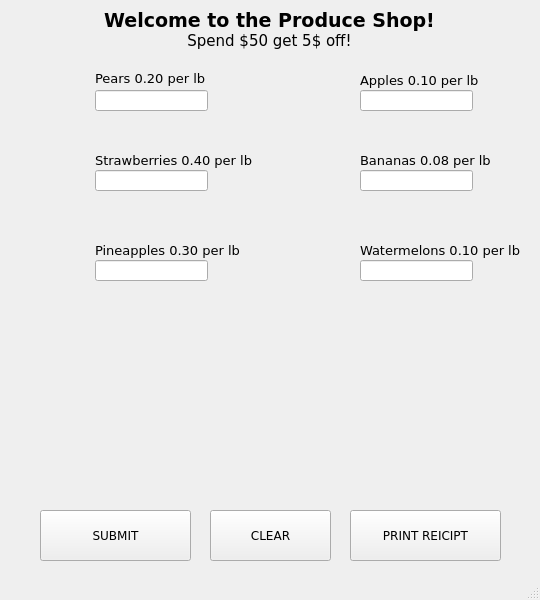
This is gui.ui in awilson61/Final_Project2 as Qt 5 draws it before an edit. The edited form follows.
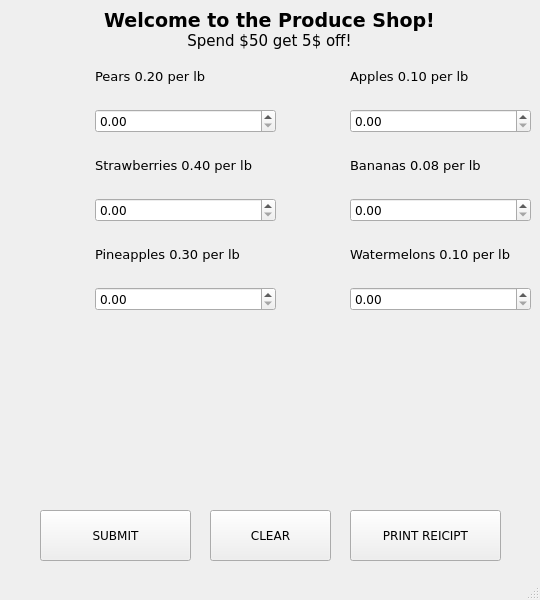
This is the edited form. Icons and pictures are not drawn.

Commit message: Replaced the input boxes in the GUI

Patch:
```diff
--- a/gui.ui
+++ b/gui.ui
@@ -298,84 +298,6 @@
      <string/>
     </property>
    </widget>
-   <widget class="QLineEdit" name="pear_input">
-    <property name="geometry">
-     <rect>
-      <x>95</x>
-      <y>90</y>
-      <width>113</width>
-      <height>21</height>
-     </rect>
-    </property>
-    <property name="alignment">
-     <set>Qt::AlignRight|Qt::AlignTrailing|Qt::AlignVCenter</set>
-    </property>
-   </widget>
-   <widget class="QLineEdit" name="strawberry_input">
-    <property name="geometry">
-     <rect>
-      <x>95</x>
-      <y>170</y>
-      <width>113</width>
-      <height>21</height>
-     </rect>
-    </property>
-    <property name="alignment">
-     <set>Qt::AlignRight|Qt::AlignTrailing|Qt::AlignVCenter</set>
-    </property>
-   </widget>
-   <widget class="QLineEdit" name="pineapple_input">
-    <property name="geometry">
-     <rect>
-      <x>95</x>
-      <y>260</y>
-      <width>113</width>
-      <height>21</height>
-     </rect>
-    </property>
-    <property name="alignment">
-     <set>Qt::AlignRight|Qt::AlignTrailing|Qt::AlignVCenter</set>
-    </property>
-   </widget>
-   <widget class="QLineEdit" name="watermelon_input">
-    <property name="geometry">
-     <rect>
-      <x>360</x>
-      <y>260</y>
-      <width>113</width>
-      <height>21</height>
-     </rect>
-    </property>
-    <property name="alignment">
-     <set>Qt::AlignRight|Qt::AlignTrailing|Qt::AlignVCenter</set>
-    </property>
-   </widget>
-   <widget class="QLineEdit" name="banana_input">
-    <property name="geometry">
-     <rect>
-      <x>360</x>
-      <y>170</y>
-      <width>113</width>
-      <height>21</height>
-     </rect>
-    </property>
-    <property name="alignment">
-     <set>Qt::AlignRight|Qt::AlignTrailing|Qt::AlignVCenter</set>
-    </property>
-   </widget>
-   <widget class="QLineEdit" name="apple_input">
-    <property name="geometry">
-     <rect>
-      <x>360</x>
-      <y>90</y>
-      <width>113</width>
-      <height>21</height>
-     </rect>
-    </property>
-    <property name="alignment">
-     <set>Qt::AlignRight|Qt::AlignTrailing|Qt::AlignVCenter</set>
-    </property>
-   </widget>
    <widget class="QLabel" name="exception_label">
     <property name="geometry">
      <rect>
@@ -389,114 +311,6 @@
      <string/>
     </property>
    </widget>
-   <widget class="QLabel" name="label_3">
-    <property name="geometry">
-     <rect>
-      <x>95</x>
-      <y>70</y>
-      <width>151</width>
-      <height>16</height>
-     </rect>
-    </property>
-    <property name="font">
-     <font>
-      <pointsize>10</pointsize>
-     </font>
-    </property>
-    <property name="text">
-     <string>Pears 0.20 per lb</string>
-    </property>
-   </widget>
-   <widget class="QLabel" name="label_4">
-    <property name="geometry">
-     <rect>
-      <x>95</x>
-      <y>150</y>
-      <width>171</width>
-      <height>20</height>
-     </rect>
-    </property>
-    <property name="font">
-     <font>
-      <pointsize>10</pointsize>
-     </font>
-    </property>
-    <property name="text">
-     <string>Strawberries 0.40 per lb</string>
-    </property>
-   </widget>
-   <widget class="QLabel" name="label_5">
-    <property name="geometry">
-     <rect>
-      <x>95</x>
-      <y>240</y>
-      <width>161</width>
-      <height>20</height>
-     </rect>
-    </property>
-    <property name="font">
-     <font>
-      <pointsize>10</pointsize>
-     </font>
-    </property>
-    <property name="text">
-     <string>Pineapples 0.30 per lb</string>
-    </property>
-   </widget>
-   <widget class="QLabel" name="label_9">
-    <property name="geometry">
-     <rect>
-      <x>360</x>
-      <y>240</y>
-      <width>191</width>
-      <height>20</height>
-     </rect>
-    </property>
-    <property name="font">
-     <font>
-      <pointsize>10</pointsize>
-     </font>
-    </property>
-    <property name="text">
-     <string>Watermelons 0.10 per lb</string>
-    </property>
-   </widget>
-   <widget class="QLabel" name="label_7">
-    <property name="geometry">
-     <rect>
-      <x>360</x>
-      <y>150</y>
-      <width>181</width>
-      <height>20</height>
-     </rect>
-    </property>
-    <property name="font">
-     <font>
-      <pointsize>10</pointsize>
-     </font>
-    </property>
-    <property name="text">
-     <string>Bananas 0.08 per lb</string>
-    </property>
-   </widget>
-   <widget class="QLabel" name="label_8">
-    <property name="geometry">
-     <rect>
-      <x>360</x>
-      <y>70</y>
-      <width>181</width>
-      <height>20</height>
-     </rect>
-    </property>
-    <property name="font">
-     <font>
-      <pointsize>10</pointsize>
-     </font>
-    </property>
-    <property name="text">
-     <string>Apples 0.10 per lb</string>
-    </property>
-   </widget>
    <widget class="QPushButton" name="receipt_button">
     <property name="geometry">
      <rect>
@@ -526,6 +340,144 @@
      <set>Qt::AlignCenter</set>
     </property>
    </widget>
+   <widget class="QWidget" name="">
+    <property name="geometry">
+     <rect>
+      <x>95</x>
+      <y>50</y>
+      <width>181</width>
+      <height>261</height>
+     </rect>
+    </property>
+    <layout class="QVBoxLayout" name="verticalLayout">
+     <item>
+      <widget class="QLabel" name="label_3">
+       <property name="font">
+        <font>
+         <pointsize>10</pointsize>
+        </font>
+       </property>
+       <property name="text">
+        <string>Pears 0.20 per lb</string>
+       </property>
+      </widget>
+     </item>
+     <item>
+      <widget class="QDoubleSpinBox" name="pear_input">
+       <property name="singleStep">
+        <double>0.500000000000000</double>
+       </property>
+      </widget>
+     </item>
+     <item>
+      <widget class="QLabel" name="label_4">
+       <property name="font">
+        <font>
+         <pointsize>10</pointsize>
+        </font>
+       </property>
+       <property name="text">
+        <string>Strawberries 0.40 per lb</string>
+       </property>
+      </widget>
+     </item>
+     <item>
+      <widget class="QDoubleSpinBox" name="strawberry_input">
+       <property name="singleStep">
+        <double>0.500000000000000</double>
+       </property>
+      </widget>
+     </item>
+     <item>
+      <widget class="QLabel" name="label_5">
+       <property name="font">
+        <font>
+         <pointsize>10</pointsize>
+        </font>
+       </property>
+       <property name="text">
+        <string>Pineapples 0.30 per lb</string>
+       </property>
+      </widget>
+     </item>
+     <item>
+      <widget class="QDoubleSpinBox" name="pineapple_input">
+       <property name="singleStep">
+        <double>0.500000000000000</double>
+       </property>
+      </widget>
+     </item>
+    </layout>
+   </widget>
+   <widget class="QWidget" name="">
+    <property name="geometry">
+     <rect>
+      <x>350</x>
+      <y>50</y>
+      <width>181</width>
+      <height>261</height>
+     </rect>
+    </property>
+    <layout class="QVBoxLayout" name="verticalLayout_2">
+     <item>
+      <widget class="QLabel" name="label_8">
+       <property name="font">
+        <font>
+         <pointsize>10</pointsize>
+        </font>
+       </property>
+       <property name="text">
+        <string>Apples 0.10 per lb</string>
+       </property>
+      </widget>
+     </item>
+     <item>
+      <widget class="QDoubleSpinBox" name="apple_input">
+       <property name="singleStep">
+        <double>0.500000000000000</double>
+       </property>
+      </widget>
+     </item>
+     <item>
+      <widget class="QLabel" name="label_7">
+       <property name="font">
+        <font>
+         <pointsize>10</pointsize>
+        </font>
+       </property>
+       <property name="text">
+        <string>Bananas 0.08 per lb</string>
+       </property>
+      </widget>
+     </item>
+     <item>
+      <widget class="QDoubleSpinBox" name="banana_input">
+       <property name="singleStep">
+        <double>0.500000000000000</double>
+       </property>
+      </widget>
+     </item>
+     <item>
+      <widget class="QLabel" name="label_9">
+       <property name="font">
+        <font>
+         <pointsize>10</pointsize>
+        </font>
+       </property>
+       <property name="text">
+        <string>Watermelons 0.10 per lb</string>
+       </property>
+      </widget>
+     </item>
+     <item>
+      <widget class="QDoubleSpinBox" name="watermelon_input">
+       <property name="singleStep">
+        <double>0.500000000000000</double>
+       </property>
+      </widget>
+     </item>
+    </layout>
+   </widget>
   </widget>
   <widget class="QMenuBar" name="menubar">
    <property name="geometry">
```
Left out of the diff: 8 changed lines with no effect on the pictures. The commit also changes 1 other file.
